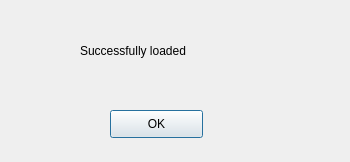
Above: qt_Gui/qt_ui/loading.ui from XPengZhao/LRT-Visualization before the change. Below: the same form after it.
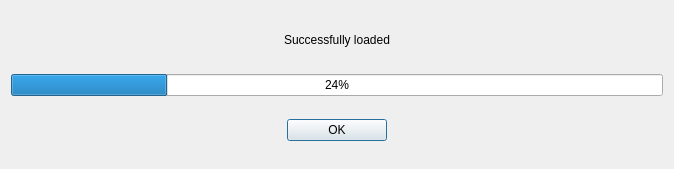
That is the form after the change.

Commit message: pyt5 gui 1.1 Added multithreading

```diff
--- a/qt_Gui/qt_ui/loading.ui
+++ b/qt_Gui/qt_ui/loading.ui
@@ -6,39 +6,60 @@
    <rect>
     <x>0</x>
     <y>0</y>
-    <width>350</width>
-    <height>162</height>
+    <width>674</width>
+    <height>169</height>
    </rect>
   </property>
   <property name="windowTitle">
    <string>Loading</string>
   </property>
+  <layout class="QVBoxLayout" name="verticalLayout">
+   <item>
   <widget class="QLabel" name="label">
-   <property name="geometry">
-    <rect>
-     <x>80</x>
-     <y>10</y>
-     <width>201</width>
-     <height>81</height>
-    </rect>
-   </property>
    <property name="text">
     <string>Successfully loaded</string>
    </property>
-  </widget>
+     <property name="textFormat">
+      <enum>Qt::AutoText</enum>
+     </property>
+     <property name="alignment">
+      <set>Qt::AlignCenter</set>
+     </property>
+    </widget>
+   </item>
+   <item>
+    <widget class="QProgressBar" name="progressBar">
+     <property name="value">
+      <number>24</number>
+     </property>
+    </widget>
+   </item>
+   <item>
+    <widget class="QWidget" name="widget" native="true">
+     <layout class="QHBoxLayout" name="horizontalLayout">
+      <item>
   <widget class="QPushButton" name="pushButton">
-   <property name="geometry">
-    <rect>
-     <x>110</x>
-     <y>110</y>
-     <width>93</width>
-     <height>28</height>
-    </rect>
+        <property name="sizePolicy">
+         <sizepolicy hsizetype="Fixed" vsizetype="Fixed">
+          <horstretch>0</horstretch>
+          <verstretch>0</verstretch>
+         </sizepolicy>
+        </property>
+        <property name="minimumSize">
+         <size>
+          <width>100</width>
+          <height>0</height>
+         </size>
    </property>
    <property name="text">
     <string>OK</string>
    </property>
   </widget>
+      </item>
+     </layout>
+    </widget>
+   </item>
+  </layout>
  </widget>
  <resources/>
  <connections/>
```
Lines whose indentation alone changed are shown as unchanged. The commit also changes 7 other files.
